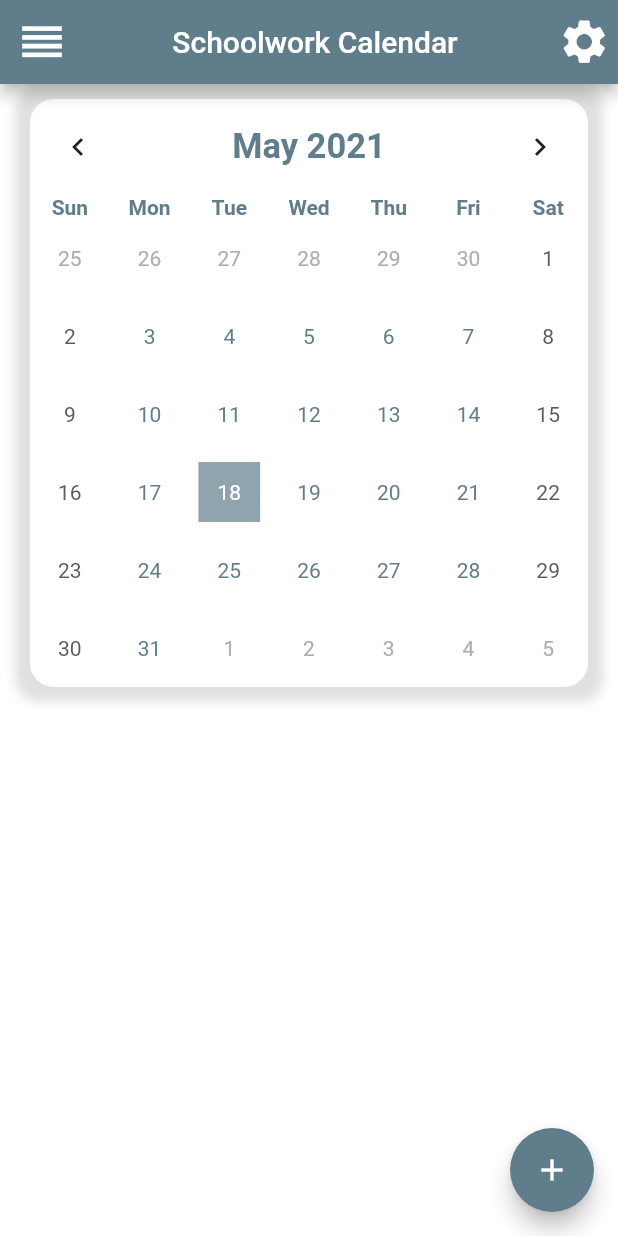
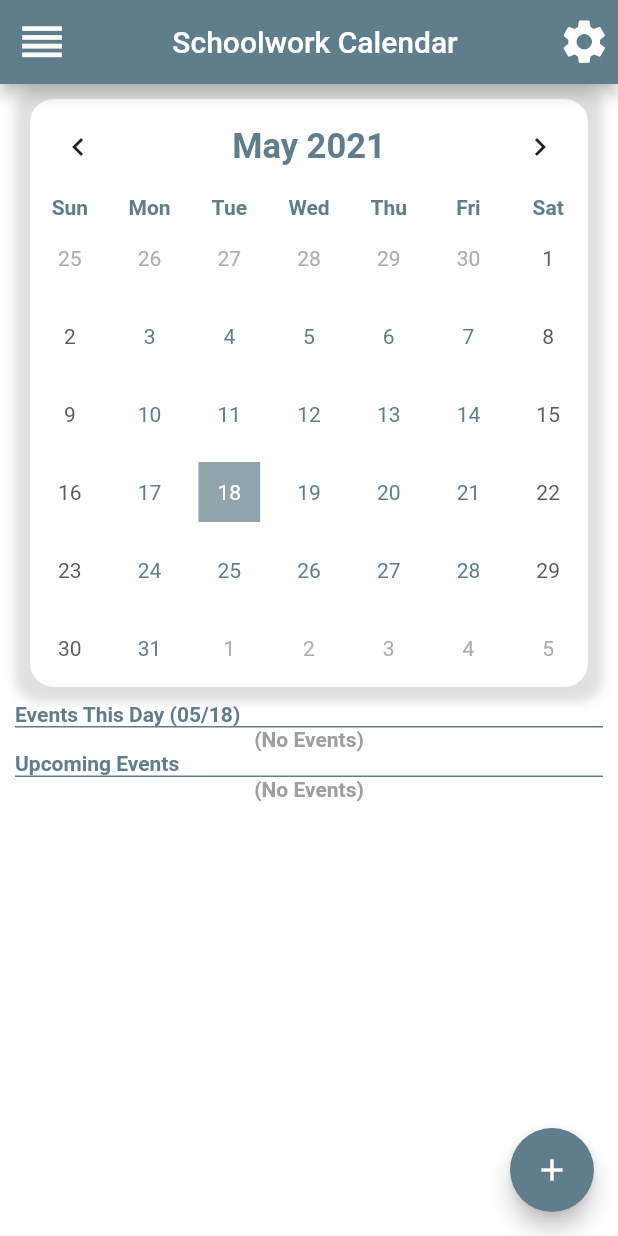
Before and after one commit to JVTarrosa/homework_helper, a Flutter app: the screen it shows after launch, in the side drawer, after a tap on the "add" icon, on a phone screen of 412 x 824 dp. Run offline on Flutter 3.47's test engine with Material 2 defaults, Android fonts, the light colour scheme and no system bars; drawn by our look-alikes of table_calendar; our stand-ins replace audioplayers, font_awesome_flutter, numberpicker, percent_indicator, shared_preferences, sqflite; accounts and stored records are empty.

Commit message:
added 'close events' portion of events list

```diff
--- a/lib/calendar_utils/calendar.dart
+++ b/lib/calendar_utils/calendar.dart
@@ -6,8 +6,6 @@ import 'package:table_calendar/table_calendar.dart';
 import 'event_item.dart';
 import 'package:project_testing/database/event_operations.dart';
 import 'package:project_testing/calendar_utils/events_list.dart';
-
-
 
 class Calendar extends StatefulWidget {
   @override
@@ -28,59 +26,47 @@ class _CalendarState extends State<Calendar> {
 
   @override
   void initState() {
-    // selectedEvents = {};
     super.initState();
     _fetchEvents();
   }
 
-  void _fetchEvents() async{
+  void _fetchEvents() async {
     print('CALENDAR METHOD _fetchEvents() IS RUNNING');
     events = {};
     List<Event> allEvents = await eventOperations.getAllEvents();
     allEvents.forEach((event) {
-      if(events.containsKey(event.date)){
-        print('EVENT ADDED TO EXISTING DATE ON MAP: events[$events.date].add($event)');
+      if (events.containsKey(event.date)) {
+        print(
+            'EVENT ADDED TO EXISTING DATE ON MAP: events[$events.date].add($event)');
         events[event.date]!.add(event);
-      }
-      else{
+      } else {
         print('NEW DATE ADDED TO MAP: events[$events.date] = [$event]');
         events[event.date] = [event];
       }
-    }
-    );
+    });
     setState(() {});
     print('EVENTS MAP $events');
   }
 
   List<Event> getEventsThisDay(DateTime date) {
-    //
-    // print('\nEVENTS MAP $events');
-    // print('EVENTS MAP KEYS ${events.keys.toList()}');
-    // print('DATE VALUE: $date');
-    // print('events[$date] is null?: ${events[date] == null}');
-    // print('');
-    return events[DateFormat('yyyy.MM.dd').parse(DateFormat('yyyy.MM.dd').format(date))] ?? [];
+    return events[DateFormat('yyyy.MM.dd')
+            .parse(DateFormat('yyyy.MM.dd').format(date))] ??
+        [];
   }
 
   //Calendar Widget
   Widget calendar() {
     return Container(
       key: Key('calendar_container'),
-      margin:  EdgeInsets.fromLTRB(10, 0, 10, 10),
+      margin: EdgeInsets.fromLTRB(10, 0, 10, 10),
       width: double.infinity,
       decoration: BoxDecoration(
           color: Theme.of(context).primaryColor,
           borderRadius: BorderRadius.circular(16),
           boxShadow: [
-          BoxShadow(
-            color: Colors.black12,
-            spreadRadius: 10,
-            blurRadius: 5
-          )
-        ]
-      ),
+            BoxShadow(color: Colors.black12, spreadRadius: 10, blurRadius: 5)
+          ]),
       child: TableCalendar(
-
         eventLoader: getEventsThisDay,
 
         // This formats the header of the calendar where the month label is
@@ -90,8 +76,7 @@ class _CalendarState extends State<Calendar> {
           titleTextStyle: TextStyle(
               color: Theme.of(context).accentColor,
               fontSize: 23,
-            fontWeight: FontWeight.bold
-          ),
+              fontWeight: FontWeight.bold),
         ),
 
         calendarStyle: CalendarStyle(
@@ -99,38 +84,30 @@ class _CalendarState extends State<Calendar> {
 
           // This formats the highlight for the selected day on Calendar
           selectedDecoration: BoxDecoration(
-            shape: BoxShape.rectangle,
-            color: Theme.of(context).focusColor
-          ),
-          selectedTextStyle: TextStyle(
-            color: Colors.white
-          ),
+              shape: BoxShape.rectangle, color: Theme.of(context).focusColor),
+          selectedTextStyle: TextStyle(color: Colors.white),
 
           // This formats the highlight for the current day on Calendar
           todayDecoration: BoxDecoration(
-              shape: BoxShape.circle,
-              color: Theme.of(context).focusColor
-          ),
-          todayTextStyle: TextStyle(
-              color: Colors.white70
+              shape: BoxShape.circle, color: Theme.of(context).focusColor),
+          todayTextStyle: TextStyle(color: Colors.white70),
+          defaultTextStyle: TextStyle(color: Theme.of(context).accentColor),
+
+          markerDecoration: BoxDecoration(
+            color: Theme.of(context).accentColor,
+            borderRadius: BorderRadius.circular(10),
           ),
 
-          defaultTextStyle: TextStyle(
-            color: Theme.of(context).accentColor
-          )
         ),
 
         daysOfWeekStyle: DaysOfWeekStyle(
           weekdayStyle: TextStyle(
               color: Theme.of(context).accentColor,
-            fontWeight: FontWeight.bold
-          ),
+              fontWeight: FontWeight.bold),
           weekendStyle: TextStyle(
               color: Theme.of(context).accentColor,
-              fontWeight: FontWeight.bold
+              fontWeight: FontWeight.bold),
         ),
-        ),
-
 
         firstDay: DateTime.utc(1990),
         lastDay: DateTime.utc(2050),
@@ -152,11 +129,9 @@ class _CalendarState extends State<Calendar> {
 
   @override
   Widget build(BuildContext context) {
-
     return Scaffold(
       backgroundColor: Theme.of(context).primaryColor,
-      body: ListView(
-        children: [
+      body: ListView(children: [
         Container(
             padding: EdgeInsets.all(10),
             child: Column(
@@ -164,42 +139,79 @@ class _CalendarState extends State<Calendar> {
                 // CALENDAR WIDGET CREATED ABOVE
                 calendar(),
 
-                //FUTURE BUILDER FOR EVENT LIST
+                titledBorder(
+                    'Events This Day (${DateFormat('MM/dd').format(selectedDay)})'
+                ),
+
+                // EVENTS LIST FOR THIS DAY
                 FutureBuilder(
                   future: eventOperations.getEventsForDay(selectedDay),
-                  builder: (context, AsyncSnapshot<List<Event>> snapshot){
+                  builder: (context, AsyncSnapshot<List<Event>> snapshot) {
                     if (snapshot.hasError) {
                       print('snapshot error');
                     }
                     var data = snapshot.data;
-                    return snapshot.hasData ? EventsList(data) : Text('no data');
+                    return snapshot.hasData
+                        ? EventsList(data, _fetchEvents)
+                        : Text('no data');
                   },
-                )
-              ],
-            )
-          ),
-        ]
                 ),
 
+                titledBorder(
+                  'Upcoming Events'
+                ),
 
+                // CLOSE EVENTS LIST
+                FutureBuilder(
+                  future: eventOperations.getCloseEvents(),
+                  builder: (context, AsyncSnapshot<List<Event>> snapshot) {
+                    if (snapshot.hasError) {
+                      print('snapshot error');
+                    }
+                    var data = snapshot.data;
+                    return snapshot.hasData
+                        ? EventsList(data, _fetchEvents)
+                        : Text('no data');
+                  },
+                ),
 
+              ],
+            )),
+      ]),
       floatingActionButton: FloatingActionButton(
         onPressed: () {
-          Navigator.of(context).pushReplacement(
-              MaterialPageRoute(builder: (context) => AddEvent(dateSelected: selectedDay))
-          );
+          Navigator.of(context).pushReplacement(MaterialPageRoute(
+              builder: (context) => AddEvent(dateSelected: selectedDay)));
           _fetchEvents();
         },
-        child: Icon(
-          Icons.add
-        ),
+        child: Icon(Icons.add),
       ),
     );
   }
 
-
-
-
-
-
+  Widget titledBorder(String borderTitle) {
+    return Column(
+      crossAxisAlignment: CrossAxisAlignment.start,
+      children: [
+        Text(
+          '$borderTitle',
+          style: TextStyle(
+              color: Theme.of(context).accentColor,
+              fontWeight: FontWeight.bold),
+        ),
+        Row(
+          children: [
+            Expanded(
+              child: Container(
+                height: 1,
+                decoration: BoxDecoration(
+                  color: Theme.of(context).accentColor
+                ),
+              ),
+            )
+          ],
+        )
+      ],
+    );
   }
+}
--- a/lib/calendar_utils/event_item.dart
+++ b/lib/calendar_utils/event_item.dart
@@ -59,6 +59,7 @@ class EventTableFields {
   static final String date = 'eventDate';
   static final String status = 'eventStatus';
   static final String icon = 'eventIcon';
+  static final String isClose = 'eventIsClose';
 }
 
 class Event {
@@ -67,8 +68,8 @@ class Event {
   late String description;
   DateTime date;
   EventStatus? status;
-
   int icon;
+  late bool isClose;
 
   Event({
     this.id,
@@ -77,7 +78,9 @@ class Event {
     required this.date,
     required this.status,
     required this.icon
-  });
+  }) {
+   isClose = DateTime.now().isAfter(date.subtract(Duration(days: 5)));
+  }
 
   Event copy({
     int? id,
@@ -93,7 +96,7 @@ class Event {
       description: description ?? this.description,
       date: date ?? this.date,
       status: status ?? this.status,
-      icon: icon ?? this.icon
+      icon: icon ?? this.icon,
     );
 }
 
@@ -118,7 +121,8 @@ class Event {
       EventTableFields.description: description,
       EventTableFields.date: DateFormat('yyyy.MM.dd').format(date),
       EventTableFields.status: statusToString(status),
-      EventTableFields.icon: icon
+      EventTableFields.icon: icon,
+      EventTableFields.isClose: isClose ? 1 : 0
     };
   }
 
--- a/lib/calendar_utils/events_list.dart
+++ b/lib/calendar_utils/events_list.dart
@@ -6,23 +6,37 @@ import 'package:project_testing/database/event_operations.dart';
 import 'package:project_testing/calendar_utils/event_item.dart';
 import 'package:project_testing/menus/snackbar.dart';
 import 'custom_dismissible.dart';
+import 'package:intl/intl.dart';
 import 'edit_event_page_alt.dart';
 
 class EventsList extends StatelessWidget {
   List<Event>? events;
+  Function refreshCalendar;
 
-  EventsList(this.events, {Key? key}) : super(key: key);
+  EventsList(this.events, this.refreshCalendar, {Key? key}) : super(key: key);
   EventOperations eventOperations = EventOperations();
 
   @override
   Widget build(BuildContext context) {
-    return SingleChildScrollView(
-      physics: ScrollPhysics(),
-      child: Column(children: [
+    return events!.isEmpty
+        ? Row(
+            children: [
+              Expanded(
+                child: Center(
+                  child: Text(
+                    '(No Events)',
+                    style: TextStyle(
+                        color: Colors.grey, fontWeight: FontWeight.bold),
+                  ),
+                ),
+              )
+            ],
+          )
+        : Column(children: [
             ListView.builder(
               physics: NeverScrollableScrollPhysics(),
               shrinkWrap: true,
-          itemCount: events!.length ,
+              itemCount: events!.length,
               itemBuilder: (BuildContext context, int index) {
                 return CustomDismissible(
                   key: UniqueKey(),
@@ -34,20 +48,17 @@ class EventsList extends StatelessWidget {
                       context: context,
                       events: events ??= [],
                       index: index,
-                  iconBG: Theme
-                      .of(context)
-                      .accentColor,
-                  listBarColor: Theme
-                      .of(context)
-                      .focusColor
-              ),
+                      iconBG: Theme.of(context).accentColor,
+                      listBarColor: Theme.of(context).focusColor),
                   onDismissed: (direction) {
                     if (direction == DismissDirection.endToStart) {
                       eventOperations.deleteEvent(events![index]);
+                      refreshCalendar;
                       EditableSnackBar.showSnackBar(
                           context, 'Event has been deleted');
                     } else {
-                  Navigator.push(context, MaterialPageRoute(builder: (context) {
+                      Navigator.push(context,
+                          MaterialPageRoute(builder: (context) {
                         return EditEvent(event: events![index]);
                       }));
                     }
@@ -55,8 +66,7 @@ class EventsList extends StatelessWidget {
                 );
               },
             ),
-      ]),
-    );
+          ]);
   }
 }
 
@@ -74,10 +84,7 @@ Widget listItem({
         color: listBarColor,
         // borderRadius: BorderRadius.circular(10)
       ),
-      width: MediaQuery
-          .of(context)
-          .size
-          .width,
+      width: MediaQuery.of(context).size.width,
       height: 80,
       child: Row(
         children: [
@@ -96,7 +103,8 @@ Widget listItem({
                 crossAxisAlignment: CrossAxisAlignment.center,
                 mainAxisAlignment: MainAxisAlignment.center,
                 children: [
-                  Text('ID: ${events[index].id}'),
+                  Text('${DateFormat('MM/dd/yyyy').format(events[index].date)}',
+                      style: TextStyle(color: Colors.white)),
                   Text(
                     events[index].title.length < 25
                         ? '${events[index].title}'
--- a/lib/database/database.dart
+++ b/lib/database/database.dart
@@ -14,8 +14,6 @@ class DatabaseRepository {
 
   final _databaseName = 'database';
   final _databaseVersion = 1;
-
-
 
   Future<Database> get database async {
     if (_database != null) {
@@ -37,6 +35,7 @@ class DatabaseRepository {
     final idType = 'INTEGER PRIMARY KEY AUTOINCREMENT';
     final textType = 'TEXT NOT NULL';
     final intType = 'INTEGER NOT NULL';
+    final boolType = 'BOOLEAN NOT NULL';
 
 
     await db.execute('''
@@ -46,7 +45,8 @@ class DatabaseRepository {
             ${EventTableFields.description} $textType,
             ${EventTableFields.date} $textType,
             ${EventTableFields.status} $textType,
-            ${EventTableFields.icon} $intType
+            ${EventTableFields.icon} $intType,
+            ${EventTableFields.isClose} $intType
           )
           ''');
   }
--- a/lib/database/event_operations.dart
+++ b/lib/database/event_operations.dart
@@ -51,7 +51,6 @@ class EventOperations {
             'DESCRIPTION: ${event.description}\n'
             'DATE: ${event.date} \n'
             'EVENT STATUS: ${event.status}\n'
-
             'EVENT ICON: ${event.icon}'
     ));
     // DEBUGGING PRINT STATEMENT
@@ -65,7 +64,7 @@ class EventOperations {
         where: '${EventTableFields.date}=?',
         whereArgs: [DateFormat('yyyy.MM.dd').format(date)]);
     List<Event> events =
-        eventList.map((event) => Event.fromMap(event)).toList();
+    eventList.map((event) => Event.fromMap(event)).toList();
 
     // DEBUGGING PRINT STATEMENT
     print('RUNNING METHOD getEventsForDay($date)');
@@ -82,4 +81,28 @@ class EventOperations {
 
     return events;
   }
+
+  Future<List<Event>> getCloseEvents() async {
+    final db = await dbProvider.database;
+    List<Map<String, dynamic>> eventList = await db.query(eventTableName,
+        where: '${EventTableFields.isClose}=?',
+        whereArgs: [1]);
+    List<Event> events =
+        eventList.map((event) => Event.fromMap(event)).toList();
+
+    // DEBUGGING PRINT STATEMENT
+    print('RUNNING METHOD getCloseEvents()');
+    events.forEach((event) => print(
+        'LISTED EVENT: \n'
+            'ID: ${event.id}\n'
+            'TITLE: ${event.title}\n'
+            'DESCRIPTION: ${event.description}\n'
+            'DATE: ${event.date} \n'
+            'EVENT STATUS: ${event.status}\n'
+            'EVENT ICON: ${event.icon}'
+    ));
+    // DEBUGGING PRINT STATEMENT
+
+    return events;
+  }
 }
```
Lines whose indentation alone changed are shown as unchanged.
